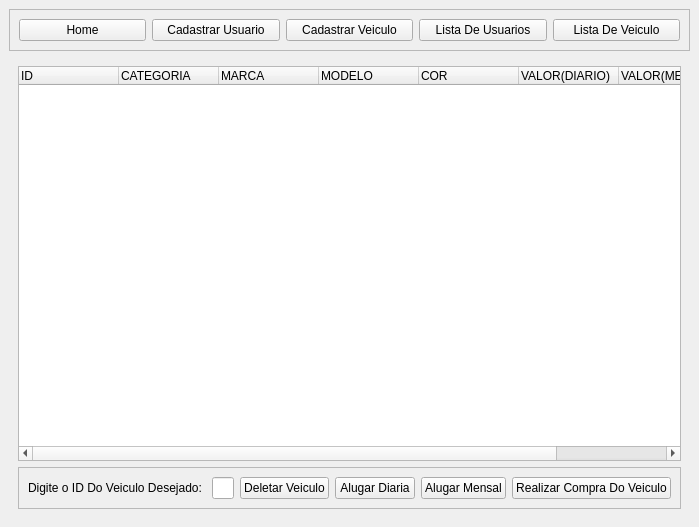
First picture: the form in Activity/LocadoraDeCarro/telaMain.ui, repository ArthurBrumX/Software_Factory, before the edit.
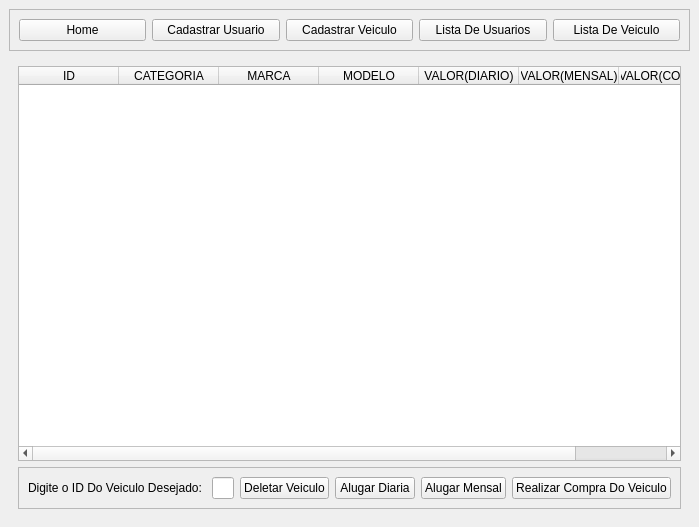
Second picture: the form after the edit. The open tabs and pages were chosen to show the change.

```diff
--- a/Activity/LocadoraDeCarro/telaMain.ui
+++ b/Activity/LocadoraDeCarro/telaMain.ui
@@ -566,50 +566,6 @@
       </widget>
       <widget class="QWidget" name="page_listaDeVeiculos">
        <layout class="QGridLayout" name="gridLayout_8">
-        <item row="0" column="0">
-         <widget class="QTreeWidget" name="tabelaListaDeVeiculos">
-          <column>
-           <property name="text">
-            <string>ID</string>
-           </property>
-          </column>
-          <column>
-           <property name="text">
-            <string>CATEGORIA</string>
-           </property>
-          </column>
-          <column>
-           <property name="text">
-            <string>MARCA</string>
-           </property>
-          </column>
-          <column>
-           <property name="text">
-            <string>MODELO</string>
-           </property>
-          </column>
-          <column>
-           <property name="text">
-            <string>COR</string>
-           </property>
-          </column>
-          <column>
-           <property name="text">
-            <string>VALOR(DIARIO)</string>
-           </property>
-          </column>
-          <column>
-           <property name="text">
-            <string>VALOR(MENSAL)           </string>
-           </property>
-          </column>
-          <column>
-           <property name="text">
-            <string>VALOR(COMPRA)</string>
-           </property>
-          </column>
-         </widget>
-        </item>
         <item row="2" column="0">
          <widget class="QFrame" name="frame_btn_OpcoesVeiculos">
           <property name="frameShape">
@@ -660,6 +616,45 @@
           </layout>
          </widget>
         </item>
+        <item row="0" column="0">
+         <widget class="QTableWidget" name="tabelaListaDeVeiculos">
+          <column>
+           <property name="text">
+            <string>ID</string>
+           </property>
+          </column>
+          <column>
+           <property name="text">
+            <string>CATEGORIA</string>
+           </property>
+          </column>
+          <column>
+           <property name="text">
+            <string>MARCA</string>
+           </property>
+          </column>
+          <column>
+           <property name="text">
+            <string>MODELO</string>
+           </property>
+          </column>
+          <column>
+           <property name="text">
+            <string>VALOR(DIARIO)</string>
+           </property>
+          </column>
+          <column>
+           <property name="text">
+            <string>VALOR(MENSAL)</string>
+           </property>
+          </column>
+          <column>
+           <property name="text">
+            <string>VALOR(COMPRA)</string>
+           </property>
+          </column>
+         </widget>
+        </item>
        </layout>
       </widget>
      </widget>
```
Left out of the diff: 103 changed lines with no effect on the pictures.
